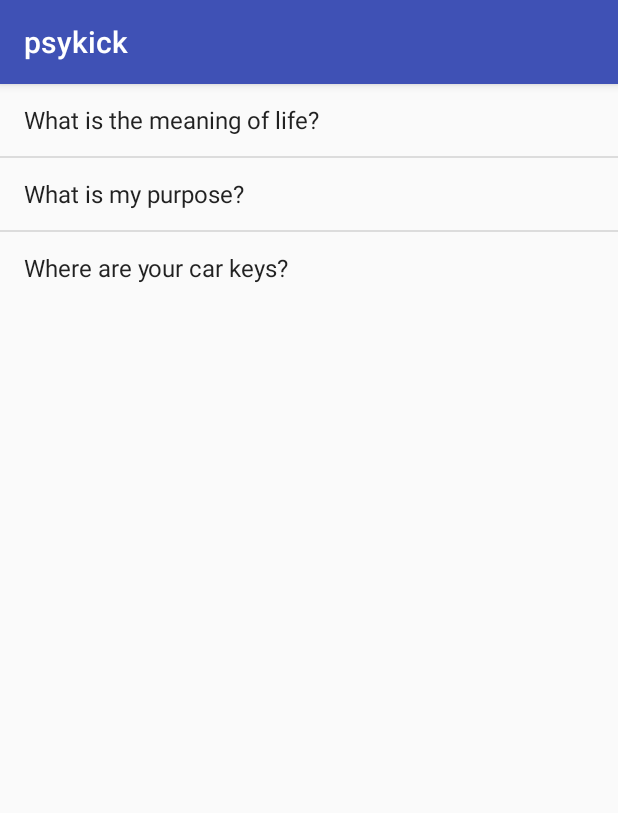
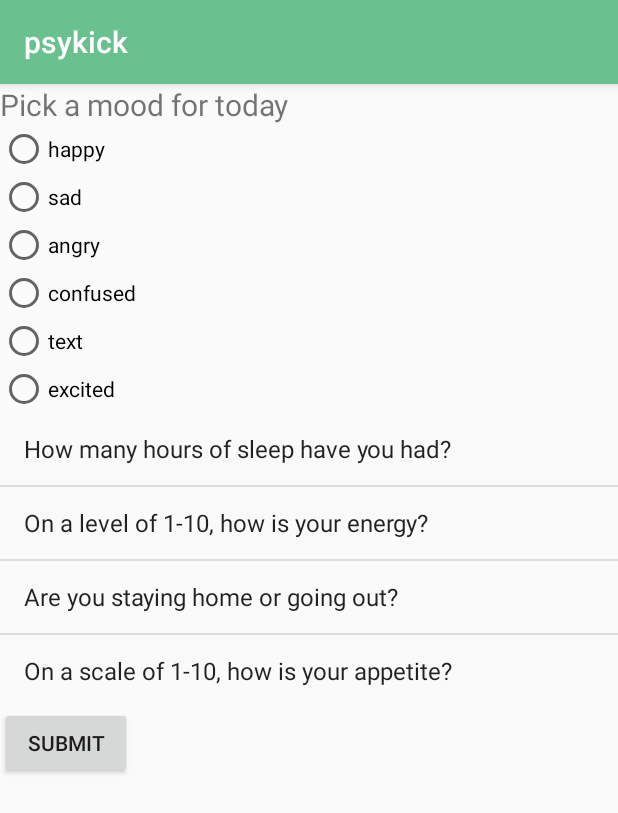
Before and after one commit to abstructs/psykick, an Android app: the QuestionnaireActivity screen opened directly, with no data from a screen before it, on a phone screen of 412 x 824 dp. Shown: the top 813 px of the screen. Run offline under Robolectric (Android 15) with nearby library versions, the phone set to English and light mode, and no system bars.

Commit message:
Added more to questionnaire

```diff
--- a/psykick/app/src/main/java/com/example/uwmlh/psykick/QuestionnaireActivity.java
+++ b/psykick/app/src/main/java/com/example/uwmlh/psykick/QuestionnaireActivity.java
@@ -1,9 +1,14 @@
 package com.example.uwmlh.psykick;
 
+import android.content.Intent;
 import android.support.v7.app.AppCompatActivity;
 import android.os.Bundle;
+import android.view.View;
 import android.widget.ArrayAdapter;
+import android.widget.Button;
 import android.widget.ListView;
+
+import java.util.Random;
 
 public class QuestionnaireActivity extends AppCompatActivity {
 
@@ -12,8 +17,18 @@ public class QuestionnaireActivity extends AppCompatActivity {
         super.onCreate(savedInstanceState);
         setContentView(R.layout.activity_questionnaire);
         String [] questions = getResources().getStringArray(R.array.questions);
+
         ArrayAdapter<String> adapter = new ArrayAdapter<>(this, android.R.layout.simple_list_item_1, questions);
         ListView questionsList = (ListView) findViewById(R.id.questions);
         questionsList.setAdapter(adapter);
+
+        Button submit = (Button) findViewById(R.id.submit_questions);
+        submit.setOnClickListener(new View.OnClickListener() {
+            @Override
+            public void onClick(View view) {
+                Intent intent = new Intent(getApplicationContext(), MainActivity.class);
+                startActivity(intent);
+            }
+        });
     }
 }
--- a/psykick/app/src/main/res/layout/activity_questionnaire.xml
+++ b/psykick/app/src/main/res/layout/activity_questionnaire.xml
@@ -4,11 +4,51 @@
     xmlns:tools="http://schemas.android.com/tools"
     android:layout_width="match_parent"
     android:layout_height="match_parent"
+    android:orientation="vertical"
     tools:context="com.example.uwmlh.psykick.QuestionnaireActivity">
 
+    <TextView
+        android:layout_width="wrap_content"
+        android:layout_height="wrap_content"
+        android:text="Pick a mood for today"
+        android:textSize="20sp"/>
+    <RadioGroup
+        android:layout_width="wrap_content"
+        android:layout_height="wrap_content"
+        android:text="happy">
+        <RadioButton
+            android:layout_width="wrap_content"
+            android:layout_height="wrap_content"
+            android:text="happy"/>
+        <RadioButton
+            android:layout_width="wrap_content"
+            android:layout_height="wrap_content"
+            android:text="sad"/>
+        <RadioButton
+            android:layout_width="wrap_content"
+            android:layout_height="wrap_content"
+            android:text="angry"/>
+        <RadioButton
+            android:layout_width="wrap_content"
+            android:layout_height="wrap_content"
+            android:text="confused"/>
+        <RadioButton
+            android:layout_width="wrap_content"
+            android:layout_height="wrap_content"
+            android:text="text"/>
+        <RadioButton
+            android:layout_width="wrap_content"
+            android:layout_height="wrap_content"
+            android:text="excited"/>
+    </RadioGroup>
     <ListView
         android:layout_width="wrap_content"
         android:layout_height="wrap_content"
         android:id="@+id/questions">
     </ListView>
+    <Button
+        android:layout_width="wrap_content"
+        android:layout_height="wrap_content"
+        android:id="@+id/submit_questions"
+        android:text="submit"/>
 </LinearLayout>
--- a/psykick/app/src/main/res/values/strings.xml
+++ b/psykick/app/src/main/res/values/strings.xml
@@ -1,8 +1,9 @@
 <resources>
     <string name="app_name">psykick</string>
     <string-array name="questions">
-        <item>What is the meaning of life?</item>
-        <item>What is my purpose?</item>
-        <item>Where are your car keys?</item>
+        <item>How many hours of sleep have you had?</item>
+        <item>On a level of 1-10, how is your energy?</item>
+        <item>Are you staying home or going out?</item>
+        <item>On a scale of 1-10, how is your appetite?</item>
     </string-array>
 </resources>
--- a/psykick/app/src/main/res/values/styles.xml
+++ b/psykick/app/src/main/res/values/styles.xml
@@ -3,8 +3,8 @@
     <!-- Base application theme. -->
     <style name="AppTheme" parent="Theme.AppCompat.Light.DarkActionBar">
         <!-- Customize your theme here. -->
-        <item name="colorPrimary">@color/colorPrimary</item>
-        <item name="colorPrimaryDark">@color/colorPrimaryDark</item>
+        <item name="colorPrimaryDark">#23814c</item>
+        <item name="colorPrimary">#6bc090</item>
         <item name="colorAccent">@color/colorAccent</item>
     </style>
 
```
